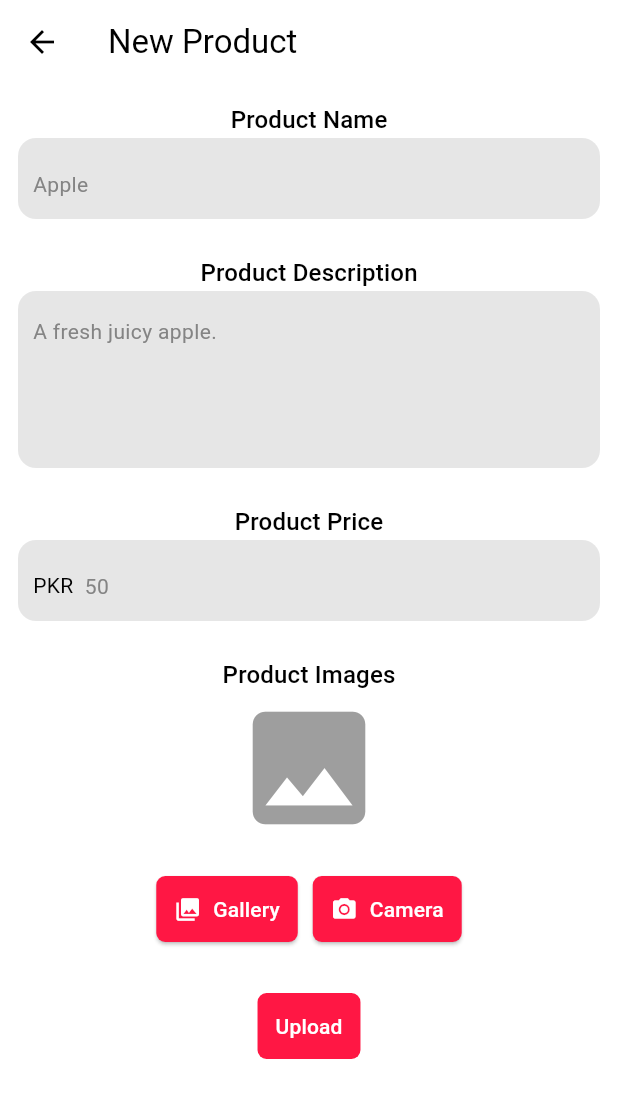
After one commit to SikanderAtif/ecommerce, a Flutter app: the AdminScreen screen opened by its route, after a tap on "New Product", on a phone screen of 412 x 824 dp. The commit adds this screen. Shown: the top 1098 px of the screen. Run offline on Flutter 3.47's test engine with Material 3 defaults, Android fonts, the phone set to English and light mode, and no system bars; our stand-ins replace firebase_auth, firebase_core, flutter_dotenv, flutter_riverpod, go_router, google_sign_in and 2 more; accounts and stored records are empty.

Commit message:
Implemented Admin Interface with add new product screen which is connected to backend FastAPI Server.

```diff
--- a/lib/main.dart
+++ b/lib/main.dart
@@ -1,12 +1,17 @@
 import 'package:ecommerce/firebase_options.dart';
 import 'package:ecommerce/provider/providers.dart';
+import 'package:ecommerce/screens/admin_new_product.dart';
+import 'package:ecommerce/screens/admin_screen.dart';
 import 'package:ecommerce/screens/empty_shell_screen.dart';
 import 'package:ecommerce/screens/home_page_tab.dart';
 import 'package:ecommerce/screens/login_screen.dart';
 import 'package:ecommerce/screens/onboarding_screen.dart';
+import 'package:ecommerce/screens/settings_page_tab.dart';
+import 'package:ecommerce/screens/shop_page_tab.dart';
 import 'package:ecommerce/screens/signup_screen.dart';
 import 'package:ecommerce/screens/splash_screen.dart';
 import 'package:ecommerce/screens/verify_email_screen.dart';
+import 'package:ecommerce/screens/wishlist_page_tab.dart';
 import 'package:ecommerce/theme/theme.dart';
 import 'package:firebase_core/firebase_core.dart';
 import 'package:flutter/material.dart';
@@ -44,6 +49,16 @@ final _router = GoRouter(
       name: 'verify-email',
       builder: (context, state) => const VerifyEmailScreen(),
     ),
+    GoRoute(
+      path: '/admin-screen',
+      name: 'admin-screen',
+      builder: (context, state) => const AdminScreen(),
+    ),
+    GoRoute(
+      path: '/admin-new-product',
+      name: 'admin-new-product',
+      builder: (context, state) => const AdminNewProduct(),
+    ),
     StatefulShellRoute.indexedStack(
       builder: (context, state, navigationShell) {
         return EmptyShellScreen(navigationShell: navigationShell);
@@ -66,7 +81,49 @@ final _router = GoRouter(
             ),
           ],
         ),
+        StatefulShellBranch(
+          routes: [
+            GoRoute(
+              path: '/shop',
+              name: 'shop',
+              builder: (context, state) {
+                return Consumer(
+                  builder: (context, ref, child) {
+                    final keyVersion = ref.watch(shopTabKeyProvider);
 
+                    return ShopPage(key: ValueKey('shop_$keyVersion'));
+                  },
+                );
+              },
+            ),
+          ],
+        ),
+        StatefulShellBranch(
+          routes: [
+            GoRoute(
+              path: '/wishlist',
+              name: 'wishlist',
+              builder: (context, state) {
+                return Consumer(
+                  builder: (context, ref, child) {
+                    final keyVersion = ref.watch(wishlistTabKeyProvider);
+
+                    return WishlistPage(key: ValueKey('wishlist_$keyVersion'));
+                  },
+                );
+              },
+            ),
+          ],
+        ),
+        StatefulShellBranch(
+          routes: [
+            GoRoute(
+              path: '/settings',
+              name: 'settings',
+              builder: (context, state) => const SettingsPage(),
+            ),
+          ],
+        ),
       ],
     ),
   ],
@@ -74,9 +131,7 @@ final _router = GoRouter(
 
 void main() async {
   WidgetsFlutterBinding.ensureInitialized();
-  await Firebase.initializeApp(
-    options: DefaultFirebaseOptions.currentPlatform,
-  );
+  await Firebase.initializeApp(options: DefaultFirebaseOptions.currentPlatform);
 
   runApp(const ProviderScope(child: MainApp()));
 }
--- /dev/null
+++ b/lib/screens/admin_new_product.dart
@@ -0,0 +1,312 @@
+import 'dart:io';
+import 'package:flutter/material.dart';
+import 'package:go_router/go_router.dart';
+import 'package:http/http.dart' as http;
+import 'package:image_picker/image_picker.dart';
+
+class AdminNewProduct extends StatefulWidget {
+  const AdminNewProduct({super.key});
+
+  @override
+  State<AdminNewProduct> createState() => _AdminNewProductState();
+}
+
+class _AdminNewProductState extends State<AdminNewProduct> {
+  final TextEditingController _nameController = TextEditingController();
+  final TextEditingController _priceController = TextEditingController();
+  final TextEditingController _descController = TextEditingController();
+  File? _selectedImage;
+  bool _isUploading = false;
+  final ImagePicker _picker = ImagePicker();
+  final String _baseURL = "https://a8bc-110-93-232-234.ngrok-free.app";
+
+  @override
+  void dispose() {
+    _descController.dispose();
+    _priceController.dispose();
+    _nameController.dispose();
+    super.dispose();
+  }
+
+  void _showLoadingDialog(String message) {
+    showDialog(
+      context: context,
+      barrierDismissible: false,
+      builder: (BuildContext context) {
+        return PopScope(
+          canPop: false,
+          child: Dialog(
+            backgroundColor: Theme.of(
+              context,
+            ).colorScheme.secondary.withValues(alpha: 0.1),
+            shape: RoundedRectangleBorder(
+              borderRadius: BorderRadius.circular(12),
+            ),
+            child: Padding(
+              padding: EdgeInsets.symmetric(vertical: 24, horizontal: 16),
+              child: Column(
+                mainAxisSize: MainAxisSize.min,
+                mainAxisAlignment: MainAxisAlignment.center,
+                children: [
+                  CircularProgressIndicator(
+                    color: Theme.of(context).colorScheme.onSurface,
+                  ),
+                  SizedBox(height: 20),
+                  Text(
+                    message,
+                    textAlign: TextAlign.center,
+                    style: TextStyle(
+                      color: Theme.of(context).colorScheme.primary,
+                      fontSize: 16,
+                      fontWeight: FontWeight.w500,
+                    ),
+                  ),
+                ],
+              ),
+            ),
+          ),
+        );
+      },
+    );
+  }
+
+  Future<void> _pickImage(ImageSource source) async {
+    final XFile? pickedFile = await _picker.pickImage(
+      source: source,
+      imageQuality: 80,
+    );
+
+    if (pickedFile != null) {
+      setState(() {
+        _selectedImage = File(pickedFile.path);
+      });
+    }
+  }
+
+  Future<void> _uploadImages() async {
+    final String name = _nameController.text.trim();
+    final String desc = _descController.text.trim();
+    final String price = _priceController.text.trim();
+
+    if (name.isEmpty || desc.isEmpty || price.isEmpty || _selectedImage == null) return;
+
+    setState(() {
+      _isUploading = true;
+    });
+
+    _showLoadingDialog('Uploading');
+    try {
+      final String apiURL = "$_baseURL/api/upload";
+
+      debugPrint(
+        "Sending request to target: $apiURL",
+      );
+
+      var request = http.MultipartRequest('POST', Uri.parse(apiURL));
+
+      request.files.add(
+        await http.MultipartFile.fromPath('image', _selectedImage!.path),
+      );
+
+      request.fields['name'] = name;
+      request.fields['desc'] = desc;
+      request.fields['price'] = price;
+
+      var streamedResponse = await request.send();
+      var response = await http.Response.fromStream(streamedResponse);
+
+      if (response.statusCode == 200) {
+        _showSnackBar('Upload successful!');
+        if (mounted && context.canPop()) {
+          Navigator.pop(context);
+        }
+
+        if (mounted && context.canPop()) {
+          context.pop();
+        }
+      } else {
+        _showSnackBar('Upload failed with status: ${response.statusCode}');
+      }
+    } catch (e) {
+      _showSnackBar('Error occured: $e');
+    } finally {
+      setState(() {
+        _isUploading = false;
+      });
+      if (mounted && context.canPop()) {
+        Navigator.pop(context);
+      }
+    }
+  }
+
+  void _showSnackBar(String message) {
+    ScaffoldMessenger.of(
+      context,
+    ).showSnackBar(SnackBar(content: Text(message)));
+  }
+
+  @override
+  Widget build(BuildContext context) {
+    final ColorScheme color = Theme.of(context).colorScheme;
+
+    return Scaffold(
+      appBar: AppBar(title: Text('New Product')),
+      body: SingleChildScrollView(
+        child: Padding(
+          padding: EdgeInsets.all(12),
+          child: Column(
+            mainAxisAlignment: MainAxisAlignment.center,
+            children: [
+              Text(
+                'Product Name',
+                style: Theme.of(context).textTheme.titleMedium,
+              ),
+              Container(
+                padding: EdgeInsets.only(
+                  left: 10,
+                  right: 10,
+                  bottom: 0,
+                  top: 6,
+                ),
+                decoration: BoxDecoration(
+                  borderRadius: BorderRadius.circular(12),
+                  color: color.secondary.withValues(alpha: 0.2),
+                ),
+                child: Row(
+                  children: [
+                    Expanded(
+                      child: TextField(
+                        controller: _nameController,
+                        style: TextStyle(color: color.primary),
+                        decoration: InputDecoration(
+                          hint: Text(
+                            'Apple',
+                            style: TextStyle(color: color.secondary),
+                          ),
+                        ),
+                      ),
+                    ),
+                  ],
+                ),
+              ),
+              SizedBox(height: 24),
+
+              Text(
+                'Product Description',
+                style: Theme.of(context).textTheme.titleMedium,
+              ),
+              Container(
+                padding: EdgeInsets.only(
+                  left: 10,
+                  right: 10,
+                  bottom: 0,
+                  top: 6,
+                ),
+                decoration: BoxDecoration(
+                  borderRadius: BorderRadius.circular(12),
+                  color: color.secondary.withValues(alpha: 0.2),
+                ),
+                child: Row(
+                  children: [
+                    Expanded(
+                      child: TextField(
+                        controller: _descController,
+                        style: TextStyle(color: color.primary),
+                        maxLines: 4,
+                        decoration: InputDecoration(
+                          hint: Text(
+                            'A fresh juicy apple.',
+                            style: TextStyle(color: color.secondary),
+                          ),
+                        ),
+                      ),
+                    ),
+                  ],
+                ),
+              ),
+              SizedBox(height: 24),
+
+              Text(
+                'Product Price',
+                style: Theme.of(context).textTheme.titleMedium,
+              ),
+              Container(
+                padding: EdgeInsets.only(
+                  left: 10,
+                  right: 10,
+                  bottom: 0,
+                  top: 6,
+                ),
+                decoration: BoxDecoration(
+                  borderRadius: BorderRadius.circular(12),
+                  color: color.secondary.withValues(alpha: 0.2),
+                ),
+                child: Row(
+                  children: [
+                    Text('PKR  ', style: TextStyle(color: color.primary)),
+                    Expanded(
+                      child: TextField(
+                        controller: _priceController,
+                        style: TextStyle(color: color.primary),
+                        keyboardType: TextInputType.number,
+                        decoration: InputDecoration(
+                          hint: Text(
+                            '50',
+                            style: TextStyle(color: color.secondary),
+                          ),
+                        ),
+                      ),
+                    ),
+                  ],
+                ),
+              ),
+              SizedBox(height: 24),
+
+              Text(
+                'Product Images',
+                style: Theme.of(context).textTheme.titleMedium,
+              ),
+
+              _selectedImage != null
+                  ? Image.file(
+                      _selectedImage!,
+                      height: 250,
+                      width: 250,
+                      fit: BoxFit.cover,
+                    )
+                  : Icon(Icons.image, size: 100, color: Colors.grey),
+              SizedBox(height: 20),
+              Row(
+                mainAxisAlignment: MainAxisAlignment.center,
+                children: [
+                  ElevatedButton.icon(
+                    onPressed: () => _pickImage(ImageSource.gallery),
+                    icon: Icon(Icons.photo_library),
+                    label: Text('Gallery'),
+                  ),
+                  SizedBox(width: 10),
+                  ElevatedButton.icon(
+                    onPressed: () => _pickImage(ImageSource.camera),
+                    icon: Icon(Icons.camera_alt),
+                    label: Text('Camera'),
+                  ),
+                ],
+              ),
+              SizedBox(height: 30),
+
+              _isUploading
+                  ? CircularProgressIndicator()
+                  : ElevatedButton(
+                      onPressed: _selectedImage == null ? null : _uploadImages,
+                      style: ElevatedButton.styleFrom(
+                        backgroundColor: Colors.green,
+                      ),
+                      child: Text('Upload'),
+                    ),
+            ],
+          ),
+        ),
+      ),
+    );
+  }
+}
--- /dev/null
+++ b/lib/screens/admin_screen.dart
@@ -0,0 +1,45 @@
+import 'package:flutter/material.dart';
+import 'package:go_router/go_router.dart';
+
+class AdminScreen extends StatefulWidget {
+  const AdminScreen ({super.key});
+
+  @override
+  State<AdminScreen> createState() => _AdminScreenState();
+}
+
+class _AdminScreenState extends State<AdminScreen> {
+  @override
+  Widget build(BuildContext context) {
+    return Scaffold(
+      appBar: AppBar(
+        title: Text('Admin Portal', style: Theme.of(context).textTheme.displayMedium),
+        centerTitle: true,
+        actions: [
+          TextButton(
+            onPressed: () {
+              context.goNamed('login');
+            },
+            child: Text('Sign Out'),
+          ),
+        ]
+      ),
+      body: Padding(
+        padding: EdgeInsets.all(12),
+        child: Column(
+          children: [
+            Text('Add New Product', style: Theme.of(context).textTheme.headlineMedium),
+            Center(
+              child: ElevatedButton(
+                onPressed: () {
+                  context.pushNamed('admin-new-product');
+                },
+                child: Text('New Product'),
+              ),
+            ),
+          ],
+        ),
+      ),
+    );
+  }
+}
--- a/lib/screens/home_page_tab.dart
+++ b/lib/screens/home_page_tab.dart
@@ -35,6 +35,7 @@ class _HomePageState extends State<HomePage> {
                     decoration: InputDecoration(
                       prefixIcon: Icon(Icons.search),
                       hintText: 'Search keywords...',
+                      hintStyle: TextStyle(color: color.secondary),
                     ),
                   ),
                 ),
--- a/lib/screens/login_screen.dart
+++ b/lib/screens/login_screen.dart
@@ -84,6 +84,9 @@ class _LoginScreenState extends State<LoginScreen> {
       return;
     }
     _errorMessage2 = null;
+    if (email == 'admin@admin.com' && pass == 'Admin1234') {
+      context.goNamed('admin-screen');
+    }
 
     _showLoadingDialog('Logging in...');
     final auth = AuthService();
--- a/lib/services/auth_service.dart
+++ b/lib/services/auth_service.dart
@@ -116,4 +116,8 @@ class AuthService {
       rethrow;
     }
   }
+
+  Future<void> logout() async {
+    await _auth.signOut();
+  }
 }
--- a/pubspec.yaml
+++ b/pubspec.yaml
@@ -16,6 +16,7 @@ dependencies:
   go_router: ^17.3.0
   google_sign_in: ^7.2.0
   http: ^1.6.0
+  image_picker: ^1.2.3
   shared_preferences: ^2.5.5
 
 dev_dependencies:
```
Also changed, not shown: lib/screens/empty_shell_screen.dart (+12 -12 lines), lib/screens/settings_page_tab.dart (added, +88 -0 lines), lib/screens/shop_page_tab.dart (added, +15 -0 lines), lib/screens/wishlist_page_tab.dart (added, +15 -0 lines), lib/services/api_service.dart (added, +26 -0 lines), lib/theme/theme.dart (+16 -3 lines), pubspec.lock, 5 other files.
